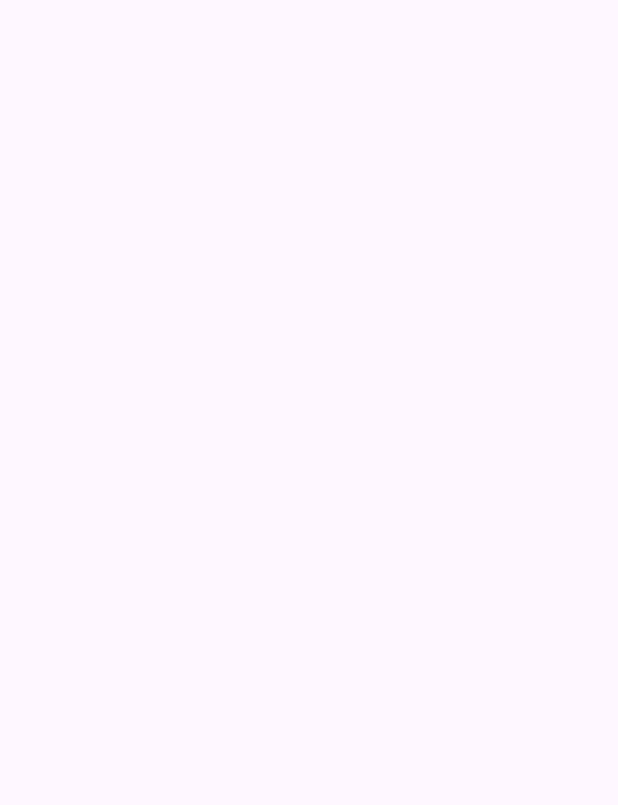
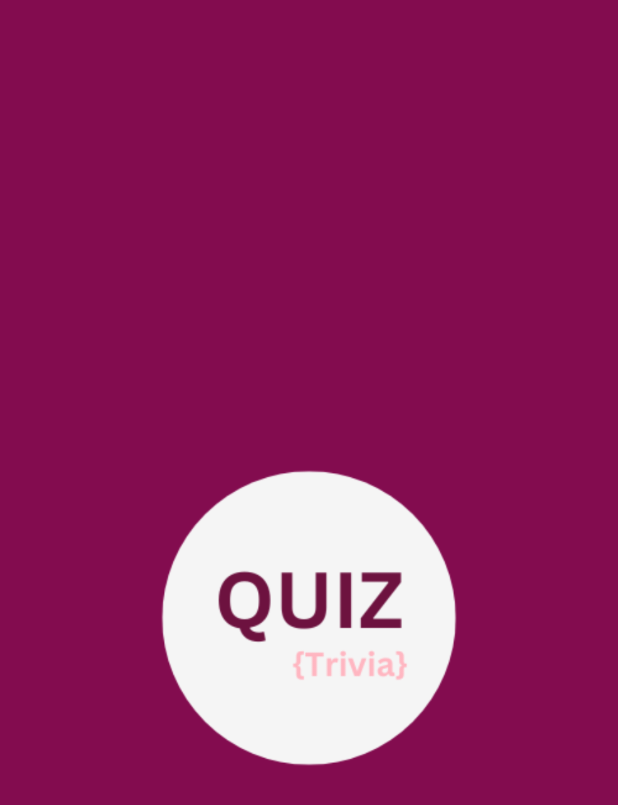
Before and after one commit to AyeshaHaroon394/MCQ-Quiz-App, an Android app: the SplashScreenActivity screen opened directly, with no data from a screen before it, on a phone screen of 412 x 824 dp. Before the commit the part shown is empty. Shown: the top 805 px of the screen. Run offline under Robolectric (Android 15) with nearby library versions, the phone set to English and light mode, and no system bars.

Commit message:
logo added

```diff
--- a/app/src/main/AndroidManifest.xml
+++ b/app/src/main/AndroidManifest.xml
@@ -13,10 +13,11 @@
         android:theme="@style/Theme.MyQuizApp"
         tools:targetApi="31">
         <activity
-            android:name=".SplashScreenActivity"
+            android:name=".MainActivity"
             android:exported="false" />
         <activity
-            android:name=".MainActivity"
+            android:name=".SplashScreenActivity"
+            android:theme="@style/Theme.Design.NoActionBar"
             android:exported="true">
             <intent-filter>
                 <action android:name="android.intent.action.MAIN" />
--- a/app/src/main/res/layout/activity_splash_screen.xml
+++ b/app/src/main/res/layout/activity_splash_screen.xml
@@ -5,6 +5,15 @@
     android:id="@+id/main"
     android:layout_width="match_parent"
     android:layout_height="match_parent"
-    tools:context=".SplashScreenActivity">
+    tools:context=".SplashScreenActivity"
+    android:background="#830C4F"
+    >
 
+    <ImageView
+        android:id="@+id/logo"
+        android:layout_width="match_parent"
+        android:layout_height="wrap_content"
+        android:src="@drawable/logo"
+        android:layout_centerInParent="true"
+        />
 </RelativeLayout>
```
Also changed, not shown: app/src/main/res/drawable/logo.png (added).
